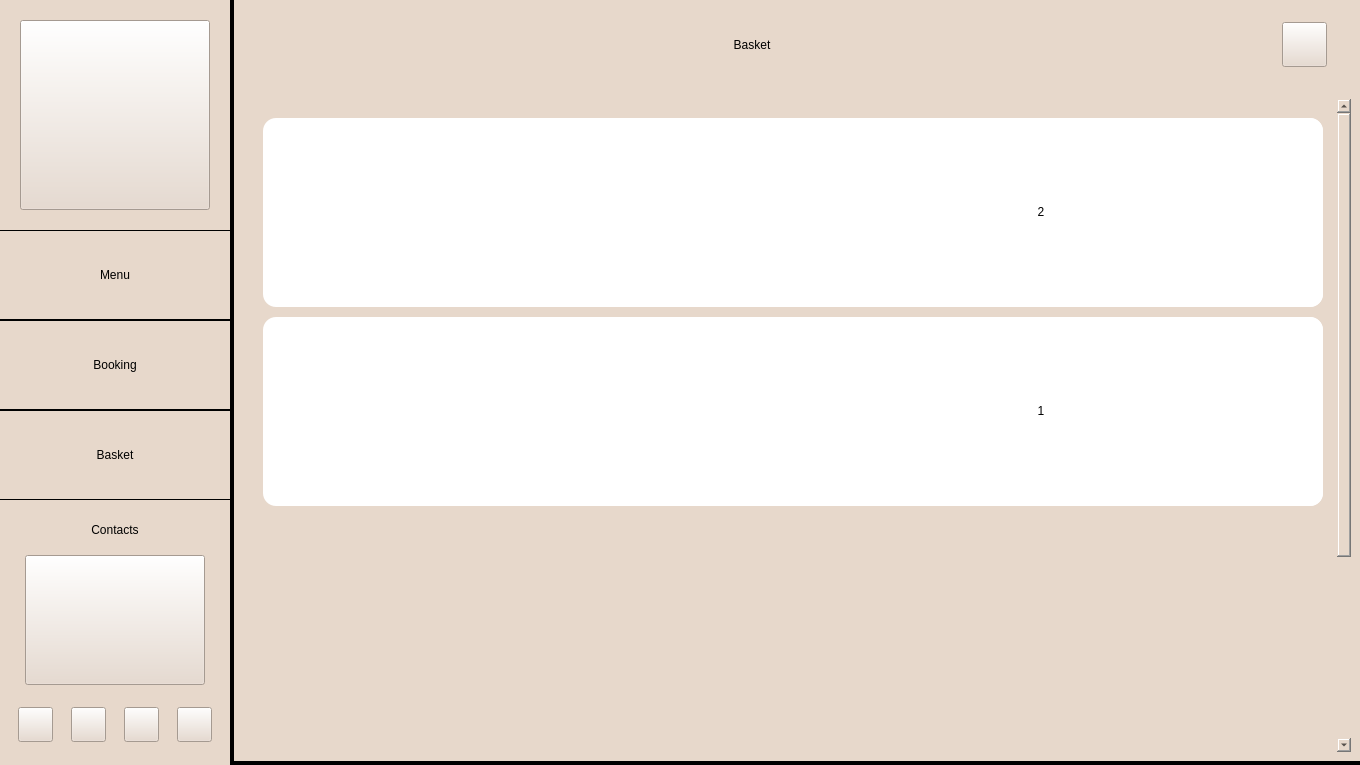
redm0unt/OurCafe, file application/basketwindow.ui: the form before one commit.
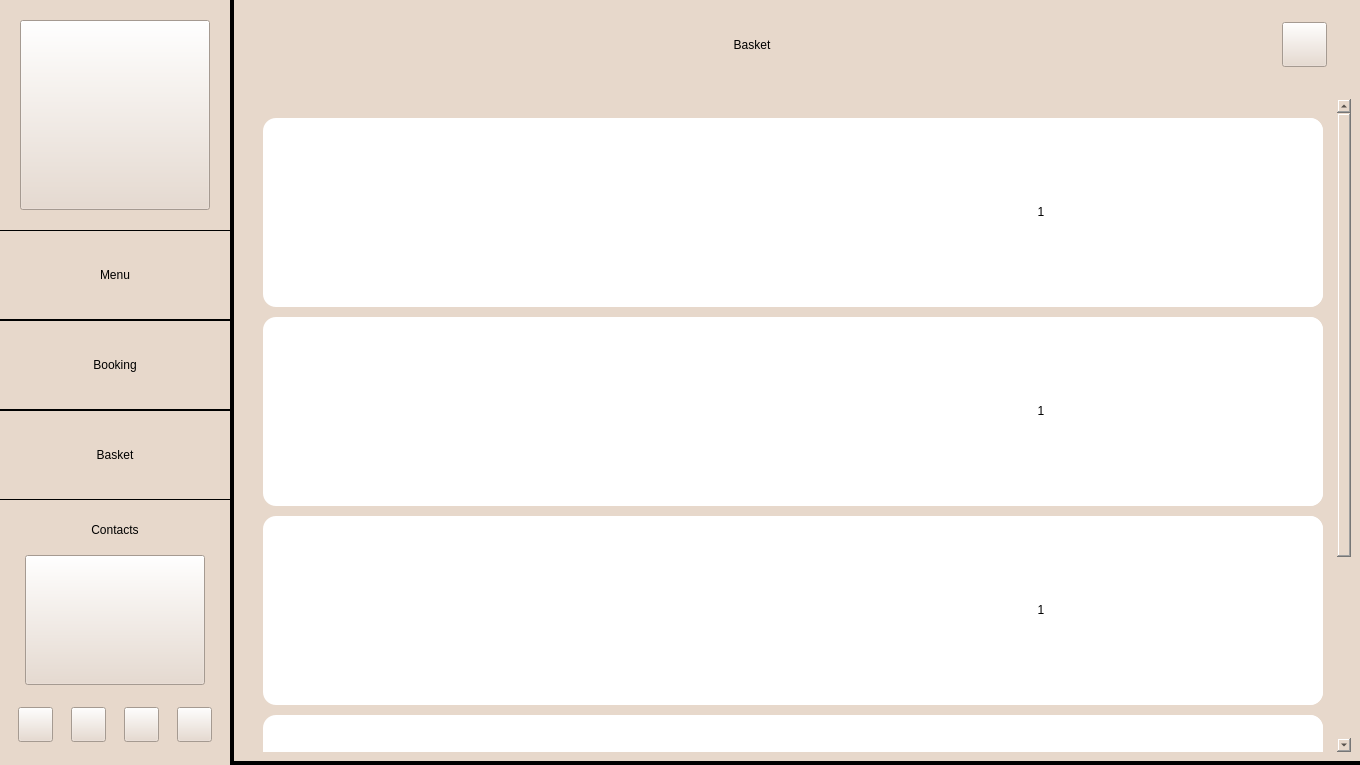
The form after the commit. Icons and pictures are not drawn.

Commit message: Interaction between BasketWindow and MenuWindow

Diff of the .ui file:
```diff
--- a/application/basketwindow.ui
+++ b/application/basketwindow.ui
@@ -881,9 +881,15 @@
                <x>0</x>
                <y>0</y>
                <width>1090</width>
-               <height>924</height>
+               <height>922</height>
               </rect>
              </property>
+             <property name="sizePolicy">
+              <sizepolicy hsizetype="Preferred" vsizetype="Preferred">
+               <horstretch>0</horstretch>
+               <verstretch>0</verstretch>
+              </sizepolicy>
+             </property>
              <layout class="QVBoxLayout" name="verticalLayout_2">
               <item>
                <widget class="QFrame" name="frame">
@@ -1060,7 +1066,7 @@
 font: 600 12pt &quot;Segoe UI&quot;;</string>
                          </property>
                          <property name="text">
-                          <string>2</string>
+                          <string>1</string>
                          </property>
                          <property name="alignment">
                           <set>Qt::AlignCenter</set>
@@ -1304,7 +1310,658 @@
                      </widget>
                     </item>
                     <item>
-                     <widget class="QLabel" name="label_6">
+                     <widget class="QLabel" name="price_full_2">
+                      <property name="styleSheet">
+                       <string notr="true">background-color: rgb(255, 255, 255);
+font: 600 12pt &quot;Segoe UI&quot;;</string>
+                      </property>
+                      <property name="text">
+                       <string/>
+                      </property>
+                      <property name="alignment">
+                       <set>Qt::AlignCenter</set>
+                      </property>
+                     </widget>
+                    </item>
+                   </layout>
+                  </item>
+                 </layout>
+                </widget>
+                <widget class="QWidget" name="card_3" native="true">
+                 <property name="geometry">
+                  <rect>
+                   <x>11</x>
+                   <y>408</y>
+                   <width>1060</width>
+                   <height>189</height>
+                  </rect>
+                 </property>
+                 <property name="sizePolicy">
+                  <sizepolicy hsizetype="Fixed" vsizetype="Fixed">
+                   <horstretch>0</horstretch>
+                   <verstretch>0</verstretch>
+                  </sizepolicy>
+                 </property>
+                 <property name="minimumSize">
+                  <size>
+                   <width>1060</width>
+                   <height>165</height>
+                  </size>
+                 </property>
+                 <property name="styleSheet">
+                  <string notr="true">border-radius: 13px;
+background-color: rgb(255, 255, 255);</string>
+                 </property>
+                 <layout class="QHBoxLayout" name="horizontalLayout_7">
+                  <item>
+                   <layout class="QHBoxLayout" name="horizontalLayout_8">
+                    <item>
+                     <widget class="QLabel" name="picture_3">
+                      <property name="sizePolicy">
+                       <sizepolicy hsizetype="Preferred" vsizetype="Fixed">
+                        <horstretch>0</horstretch>
+                        <verstretch>0</verstretch>
+                       </sizepolicy>
+                      </property>
+                      <property name="minimumSize">
+                       <size>
+                        <width>0</width>
+                        <height>165</height>
+                       </size>
+                      </property>
+                      <property name="text">
+                       <string/>
+                      </property>
+                     </widget>
+                    </item>
+                    <item>
+                     <widget class="QLabel" name="description_3">
+                      <property name="sizePolicy">
+                       <sizepolicy hsizetype="Fixed" vsizetype="Preferred">
+                        <horstretch>0</horstretch>
+                        <verstretch>0</verstretch>
+                       </sizepolicy>
+                      </property>
+                      <property name="minimumSize">
+                       <size>
+                        <width>300</width>
+                        <height>0</height>
+                       </size>
+                      </property>
+                      <property name="styleSheet">
+                       <string notr="true">background-color: rgb(255, 255, 255);
+font: 600 12pt &quot;Segoe UI&quot;;</string>
+                      </property>
+                      <property name="text">
+                       <string/>
+                      </property>
+                      <property name="alignment">
+                       <set>Qt::AlignCenter</set>
+                      </property>
+                     </widget>
+                    </item>
+                    <item>
+                     <widget class="QLabel" name="price_3">
+                      <property name="sizePolicy">
+                       <sizepolicy hsizetype="Preferred" vsizetype="Preferred">
+                        <horstretch>0</horstretch>
+                        <verstretch>0</verstretch>
+                       </sizepolicy>
+                      </property>
+                      <property name="minimumSize">
+                       <size>
+                        <width>0</width>
+                        <height>0</height>
+                       </size>
+                      </property>
+                      <property name="styleSheet">
+                       <string notr="true">background-color: rgb(255, 255, 255);
+font: 600 12pt &quot;Segoe UI&quot;;</string>
+                      </property>
+                      <property name="text">
+                       <string/>
+                      </property>
+                      <property name="alignment">
+                       <set>Qt::AlignCenter</set>
+                      </property>
+                     </widget>
+                    </item>
+                    <item>
+                     <widget class="QWidget" name="widget_6" native="true">
+                      <property name="sizePolicy">
+                       <sizepolicy hsizetype="Preferred" vsizetype="Preferred">
+                        <horstretch>0</horstretch>
+                        <verstretch>0</verstretch>
+                       </sizepolicy>
+                      </property>
+                      <property name="minimumSize">
+                       <size>
+                        <width>20</width>
+                        <height>20</height>
+                       </size>
+                      </property>
+                      <layout class="QHBoxLayout" name="horizontalLayout_9">
+                       <item>
+                        <widget class="QPushButton" name="minus_3">
+                         <property name="sizePolicy">
+                          <sizepolicy hsizetype="Fixed" vsizetype="Fixed">
+                           <horstretch>0</horstretch>
+                           <verstretch>0</verstretch>
+                          </sizepolicy>
+                         </property>
+                         <property name="minimumSize">
+                          <size>
+                           <width>20</width>
+                           <height>20</height>
+                          </size>
+                         </property>
+                         <property name="baseSize">
+                          <size>
+                           <width>20</width>
+                           <height>20</height>
+                          </size>
+                         </property>
+                         <property name="cursor">
+                          <cursorShape>PointingHandCursor</cursorShape>
+                         </property>
+                         <property name="styleSheet">
+                          <string notr="true">image: url(:/resources/resources/minus.png);</string>
+                         </property>
+                         <property name="text">
+                          <string/>
+                         </property>
+                        </widget>
+                       </item>
+                       <item>
+                        <widget class="QLabel" name="counter_3">
+                         <property name="sizePolicy">
+                          <sizepolicy hsizetype="Preferred" vsizetype="Fixed">
+                           <horstretch>0</horstretch>
+                           <verstretch>0</verstretch>
+                          </sizepolicy>
+                         </property>
+                         <property name="minimumSize">
+                          <size>
+                           <width>0</width>
+                           <height>20</height>
+                          </size>
+                         </property>
+                         <property name="styleSheet">
+                          <string notr="true">background-color: rgb(255, 255, 255);
+font: 600 12pt &quot;Segoe UI&quot;;</string>
+                         </property>
+                         <property name="text">
+                          <string>1</string>
+                         </property>
+                         <property name="alignment">
+                          <set>Qt::AlignCenter</set>
+                         </property>
+                        </widget>
+                       </item>
+                       <item>
+                        <widget class="QPushButton" name="plus_3">
+                         <property name="sizePolicy">
+                          <sizepolicy hsizetype="Fixed" vsizetype="Fixed">
+                           <horstretch>0</horstretch>
+                           <verstretch>0</verstretch>
+                          </sizepolicy>
+                         </property>
+                         <property name="minimumSize">
+                          <size>
+                           <width>20</width>
+                           <height>20</height>
+                          </size>
+                         </property>
+                         <property name="cursor">
+                          <cursorShape>PointingHandCursor</cursorShape>
+                         </property>
+                         <property name="styleSheet">
+                          <string notr="true">image: url(:/resources/resources/plus_menu.png);</string>
+                         </property>
+                         <property name="text">
+                          <string/>
+                         </property>
+                        </widget>
+                       </item>
+                      </layout>
+                     </widget>
+                    </item>
+                    <item>
+                     <widget class="QLabel" name="price_full_3">
+                      <property name="styleSheet">
+                       <string notr="true">background-color: rgb(255, 255, 255);
+font: 600 12pt &quot;Segoe UI&quot;;</string>
+                      </property>
+                      <property name="text">
+                       <string/>
+                      </property>
+                      <property name="alignment">
+                       <set>Qt::AlignCenter</set>
+                      </property>
+                     </widget>
+                    </item>
+                   </layout>
+                  </item>
+                 </layout>
+                </widget>
+                <widget class="QWidget" name="card_4" native="true">
+                 <property name="geometry">
+                  <rect>
+                   <x>11</x>
+                   <y>607</y>
+                   <width>1060</width>
+                   <height>189</height>
+                  </rect>
+                 </property>
+                 <property name="sizePolicy">
+                  <sizepolicy hsizetype="Fixed" vsizetype="Fixed">
+                   <horstretch>0</horstretch>
+                   <verstretch>0</verstretch>
+                  </sizepolicy>
+                 </property>
+                 <property name="minimumSize">
+                  <size>
+                   <width>1060</width>
+                   <height>165</height>
+                  </size>
+                 </property>
+                 <property name="styleSheet">
+                  <string notr="true">border-radius: 13px;
+background-color: rgb(255, 255, 255);</string>
+                 </property>
+                 <layout class="QHBoxLayout" name="horizontalLayout_10">
+                  <item>
+                   <layout class="QHBoxLayout" name="horizontalLayout_11">
+                    <item>
+                     <widget class="QLabel" name="picture_4">
+                      <property name="sizePolicy">
+                       <sizepolicy hsizetype="Preferred" vsizetype="Fixed">
+                        <horstretch>0</horstretch>
+                        <verstretch>0</verstretch>
+                       </sizepolicy>
+                      </property>
+                      <property name="minimumSize">
+                       <size>
+                        <width>0</width>
+                        <height>165</height>
+                       </size>
+                      </property>
+                      <property name="text">
+                       <string/>
+                      </property>
+                     </widget>
+                    </item>
+                    <item>
+                     <widget class="QLabel" name="description_4">
+                      <property name="sizePolicy">
+                       <sizepolicy hsizetype="Fixed" vsizetype="Preferred">
+                        <horstretch>0</horstretch>
+                        <verstretch>0</verstretch>
+                       </sizepolicy>
+                      </property>
+                      <property name="minimumSize">
+                       <size>
+                        <width>300</width>
+                        <height>0</height>
+                       </size>
+                      </property>
+                      <property name="styleSheet">
+                       <string notr="true">background-color: rgb(255, 255, 255);
+font: 600 12pt &quot;Segoe UI&quot;;</string>
+                      </property>
+                      <property name="text">
+                       <string/>
+                      </property>
+                      <property name="alignment">
+                       <set>Qt::AlignCenter</set>
+                      </property>
+                     </widget>
+                    </item>
+                    <item>
+                     <widget class="QLabel" name="price_4">
+                      <property name="sizePolicy">
+                       <sizepolicy hsizetype="Preferred" vsizetype="Preferred">
+                        <horstretch>0</horstretch>
+                        <verstretch>0</verstretch>
+                       </sizepolicy>
+                      </property>
+                      <property name="minimumSize">
+                       <size>
+                        <width>0</width>
+                        <height>0</height>
+                       </size>
+                      </property>
+                      <property name="styleSheet">
+                       <string notr="true">background-color: rgb(255, 255, 255);
+font: 600 12pt &quot;Segoe UI&quot;;</string>
+                      </property>
+                      <property name="text">
+                       <string/>
+                      </property>
+                      <property name="alignment">
+                       <set>Qt::AlignCenter</set>
+                      </property>
+                     </widget>
+                    </item>
+                    <item>
+                     <widget class="QWidget" name="widget_7" native="true">
+                      <property name="sizePolicy">
+                       <sizepolicy hsizetype="Preferred" vsizetype="Preferred">
+                        <horstretch>0</horstretch>
+                        <verstretch>0</verstretch>
+                       </sizepolicy>
+                      </property>
+                      <property name="minimumSize">
+                       <size>
+                        <width>20</width>
+                        <height>20</height>
+                       </size>
+                      </property>
+                      <layout class="QHBoxLayout" name="horizontalLayout_12">
+                       <item>
+                        <widget class="QPushButton" name="minus_4">
+                         <property name="sizePolicy">
+                          <sizepolicy hsizetype="Fixed" vsizetype="Fixed">
+                           <horstretch>0</horstretch>
+                           <verstretch>0</verstretch>
+                          </sizepolicy>
+                         </property>
+                         <property name="minimumSize">
+                          <size>
+                           <width>20</width>
+                           <height>20</height>
+                          </size>
+                         </property>
+                         <property name="baseSize">
+                          <size>
+                           <width>20</width>
+                           <height>20</height>
+                          </size>
+                         </property>
+                         <property name="cursor">
+                          <cursorShape>PointingHandCursor</cursorShape>
+                         </property>
+                         <property name="styleSheet">
+                          <string notr="true">image: url(:/resources/resources/minus.png);</string>
+                         </property>
+                         <property name="text">
+                          <string/>
+                         </property>
+                        </widget>
+                       </item>
+                       <item>
+                        <widget class="QLabel" name="counter_4">
+                         <property name="sizePolicy">
+                          <sizepolicy hsizetype="Preferred" vsizetype="Fixed">
+                           <horstretch>0</horstretch>
+                           <verstretch>0</verstretch>
+                          </sizepolicy>
+                         </property>
+                         <property name="minimumSize">
+                          <size>
+                           <width>0</width>
+                           <height>20</height>
+                          </size>
+                         </property>
+                         <property name="styleSheet">
+                          <string notr="true">background-color: rgb(255, 255, 255);
+font: 600 12pt &quot;Segoe UI&quot;;</string>
+                         </property>
+                         <property name="text">
+                          <string>1</string>
+                         </property>
+                         <property name="alignment">
+                          <set>Qt::AlignCenter</set>
+                         </property>
+                        </widget>
+                       </item>
+                       <item>
+                        <widget class="QPushButton" name="plus_4">
+                         <property name="sizePolicy">
+                          <sizepolicy hsizetype="Fixed" vsizetype="Fixed">
+                           <horstretch>0</horstretch>
+                           <verstretch>0</verstretch>
+                          </sizepolicy>
+                         </property>
+                         <property name="minimumSize">
+                          <size>
+                           <width>20</width>
+                           <height>20</height>
+                          </size>
+                         </property>
+                         <property name="cursor">
+                          <cursorShape>PointingHandCursor</cursorShape>
+                         </property>
+                         <property name="styleSheet">
+                          <string notr="true">image: url(:/resources/resources/plus_menu.png);</string>
+                         </property>
+                         <property name="text">
+                          <string/>
+                         </property>
+                        </widget>
+                       </item>
+                      </layout>
+                     </widget>
+                    </item>
+                    <item>
+                     <widget class="QLabel" name="price_full_4">
+                      <property name="styleSheet">
+                       <string notr="true">background-color: rgb(255, 255, 255);
+font: 600 12pt &quot;Segoe UI&quot;;</string>
+                      </property>
+                      <property name="text">
+                       <string/>
+                      </property>
+                      <property name="alignment">
+                       <set>Qt::AlignCenter</set>
+                      </property>
+                     </widget>
+                    </item>
+                   </layout>
+                  </item>
+                 </layout>
+                </widget>
+                <widget class="QWidget" name="card_5" native="true">
+                 <property name="geometry">
+                  <rect>
+                   <x>11</x>
+                   <y>806</y>
+                   <width>1060</width>
+                   <height>189</height>
+                  </rect>
+                 </property>
+                 <property name="sizePolicy">
+                  <sizepolicy hsizetype="Fixed" vsizetype="Fixed">
+                   <horstretch>0</horstretch>
+                   <verstretch>0</verstretch>
+                  </sizepolicy>
+                 </property>
+                 <property name="minimumSize">
+                  <size>
+                   <width>1060</width>
+                   <height>165</height>
+                  </size>
+                 </property>
+                 <property name="styleSheet">
+                  <string notr="true">border-radius: 13px;
+background-color: rgb(255, 255, 255);</string>
+                 </property>
+                 <layout class="QHBoxLayout" name="horizontalLayout_13">
+                  <item>
+                   <layout class="QHBoxLayout" name="horizontalLayout_14">
+                    <item>
+                     <widget class="QLabel" name="picture_5">
+                      <property name="sizePolicy">
+                       <sizepolicy hsizetype="Preferred" vsizetype="Fixed">
+                        <horstretch>0</horstretch>
+                        <verstretch>0</verstretch>
+                       </sizepolicy>
+                      </property>
+                      <property name="minimumSize">
+                       <size>
+                        <width>0</width>
+                        <height>165</height>
+                       </size>
+                      </property>
+                      <property name="text">
+                       <string/>
+                      </property>
+                     </widget>
+                    </item>
+                    <item>
+                     <widget class="QLabel" name="description_5">
+                      <property name="sizePolicy">
+                       <sizepolicy hsizetype="Fixed" vsizetype="Preferred">
+                        <horstretch>0</horstretch>
+                        <verstretch>0</verstretch>
+                       </sizepolicy>
+                      </property>
+                      <property name="minimumSize">
+                       <size>
+                        <width>300</width>
+                        <height>0</height>
+                       </size>
+                      </property>
+                      <property name="styleSheet">
+                       <string notr="true">background-color: rgb(255, 255, 255);
+font: 600 12pt &quot;Segoe UI&quot;;</string>
+                      </property>
+                      <property name="text">
+                       <string/>
+                      </property>
+                      <property name="alignment">
+                       <set>Qt::AlignCenter</set>
+                      </property>
+                     </widget>
+                    </item>
+                    <item>
+                     <widget class="QLabel" name="price_5">
+                      <property name="sizePolicy">
+                       <sizepolicy hsizetype="Preferred" vsizetype="Preferred">
+                        <horstretch>0</horstretch>
+                        <verstretch>0</verstretch>
+                       </sizepolicy>
+                      </property>
+                      <property name="minimumSize">
+                       <size>
+                        <width>0</width>
+                        <height>0</height>
+                       </size>
+                      </property>
+                      <property name="styleSheet">
+                       <string notr="true">background-color: rgb(255, 255, 255);
+font: 600 12pt &quot;Segoe UI&quot;;</string>
+                      </property>
+                      <property name="text">
+                       <string/>
+                      </property>
+                      <property name="alignment">
+                       <set>Qt::AlignCenter</set>
+                      </property>
+                     </widget>
+                    </item>
+                    <item>
+                     <widget class="QWidget" name="widget_8" native="true">
+                      <property name="sizePolicy">
+                       <sizepolicy hsizetype="Preferred" vsizetype="Preferred">
+                        <horstretch>0</horstretch>
+                        <verstretch>0</verstretch>
+                       </sizepolicy>
+                      </property>
+                      <property name="minimumSize">
+                       <size>
+                        <width>20</width>
+                        <height>20</height>
+                       </size>
+                      </property>
+                      <layout class="QHBoxLayout" name="horizontalLayout_15">
+                       <item>
+                        <widget class="QPushButton" name="minus_5">
+                         <property name="sizePolicy">
+                          <sizepolicy hsizetype="Fixed" vsizetype="Fixed">
+                           <horstretch>0</horstretch>
+                           <verstretch>0</verstretch>
+                          </sizepolicy>
+                         </property>
+                         <property name="minimumSize">
+                          <size>
+                           <width>20</width>
+                           <height>20</height>
+                          </size>
+                         </property>
+                         <property name="baseSize">
+                          <size>
+                           <width>20</width>
+                           <height>20</height>
+                          </size>
+                         </property>
+                         <property name="cursor">
+                          <cursorShape>PointingHandCursor</cursorShape>
+                         </property>
+                         <property name="styleSheet">
+                          <string notr="true">image: url(:/resources/resources/minus.png);</string>
+                         </property>
+                         <property name="text">
+                          <string/>
+                         </property>
+                        </widget>
+                       </item>
+                       <item>
+                        <widget class="QLabel" name="counter_5">
+                         <property name="sizePolicy">
+                          <sizepolicy hsizetype="Preferred" vsizetype="Fixed">
+                           <horstretch>0</horstretch>
+                           <verstretch>0</verstretch>
+                          </sizepolicy>
+                         </property>
+                         <property name="minimumSize">
+                          <size>
+                           <width>0</width>
+                           <height>20</height>
+                          </size>
+                         </property>
+                         <property name="styleSheet">
+                          <string notr="true">background-color: rgb(255, 255, 255);
+font: 600 12pt &quot;Segoe UI&quot;;</string>
+                         </property>
+                         <property name="text">
+                          <string>1</string>
+                         </property>
+                         <property name="alignment">
+                          <set>Qt::AlignCenter</set>
+                         </property>
+                        </widget>
+                       </item>
+                       <item>
+                        <widget class="QPushButton" name="plus_5">
+                         <property name="sizePolicy">
+                          <sizepolicy hsizetype="Fixed" vsizetype="Fixed">
+                           <horstretch>0</horstretch>
+                           <verstretch>0</verstretch>
+                          </sizepolicy>
+                         </property>
+                         <property name="minimumSize">
+                          <size>
+                           <width>20</width>
+                           <height>20</height>
+                          </size>
+                         </property>
+                         <property name="cursor">
+                          <cursorShape>PointingHandCursor</cursorShape>
+                         </property>
+                         <property name="styleSheet">
+                          <string notr="true">image: url(:/resources/resources/plus_menu.png);</string>
+                         </property>
+                         <property name="text">
+                          <string/>
+                         </property>
+                        </widget>
+                       </item>
+                      </layout>
+                     </widget>
+                    </item>
+                    <item>
+                     <widget class="QLabel" name="price_full_5">
                       <property name="styleSheet">
                        <string notr="true">background-color: rgb(255, 255, 255);
 font: 600 12pt &quot;Segoe UI&quot;;</string>
```
Left out of the diff: 20 changed lines with no effect on the pictures. The commit also changes 6 other files.
